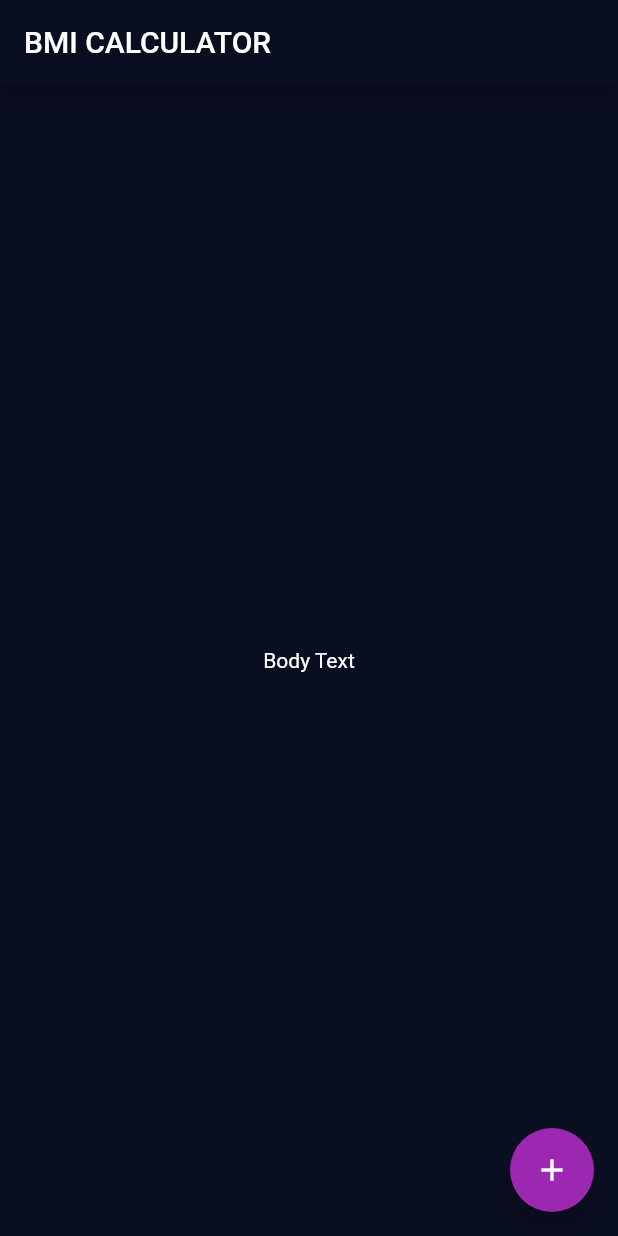
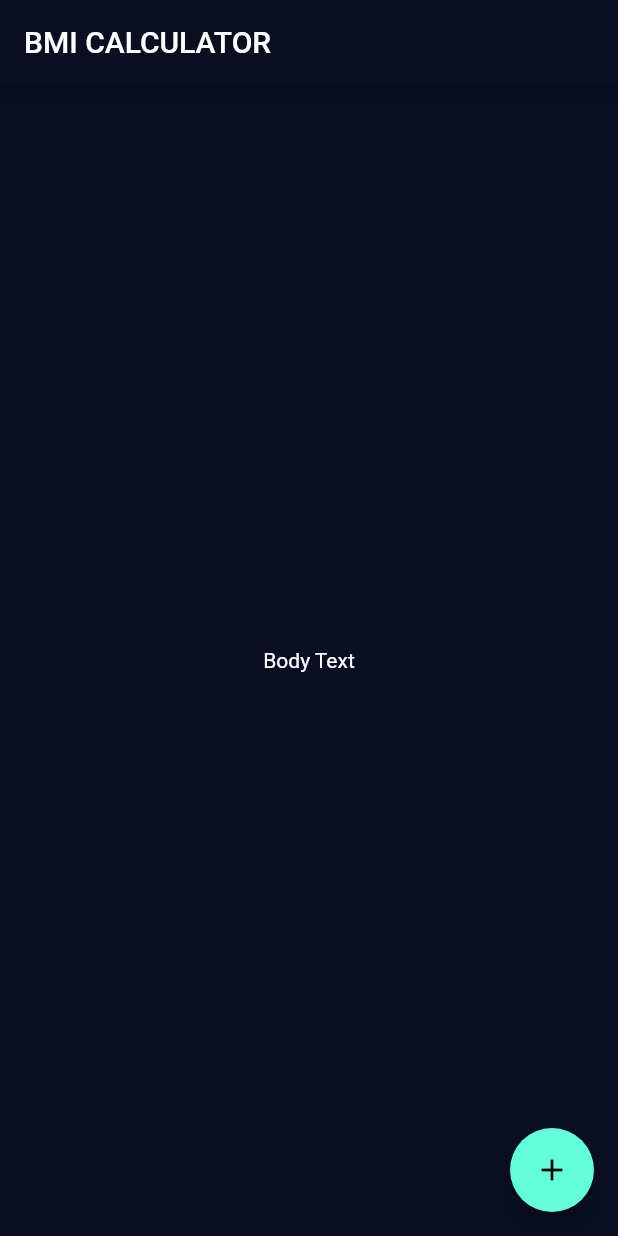
Before and after one commit to killerwilmer/appbrewery_flutter, a Flutter app: the screen it shows after launch, on a phone screen of 412 x 824 dp. Run offline on Flutter 3.47's test engine with Material 2 defaults, Android fonts, the phone set to English and light mode, and no system bars; our stand-ins replace audioplayers, rflutter_alert.

Commit message:
Use ThemeData.dark() and change some properties

```diff
--- a/bmi-calculator-flutter/lib/main.dart
+++ b/bmi-calculator-flutter/lib/main.dart
@@ -6,13 +6,9 @@ class BMICalculator extends StatelessWidget {
   @override
   Widget build(BuildContext context) {
     return MaterialApp(
-      theme: ThemeData(
+      theme: ThemeData.dark().copyWith(
         primaryColor: Color(0xFF0A0E21),
         scaffoldBackgroundColor: Color(0xFF0A0E21),
-        accentColor: Colors.purple,
-        textTheme: TextTheme(
-          body1: TextStyle(color: Colors.white),
-        ),
       ),
       home: InputPage(),
     );
```
